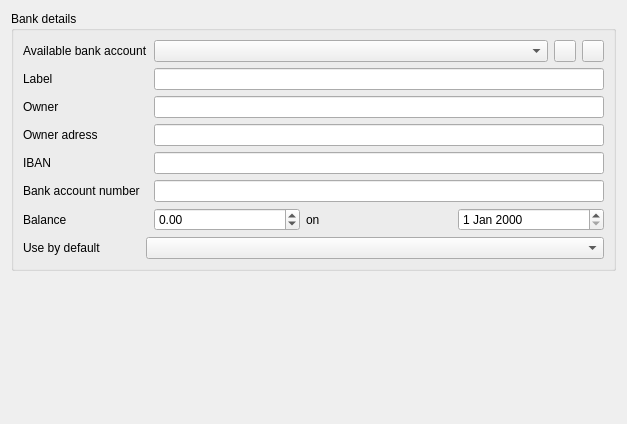
Qt form plugins/accountplugin/preferences/bankdetailspage.ui (FreeHealth/freehealth) before a commit.
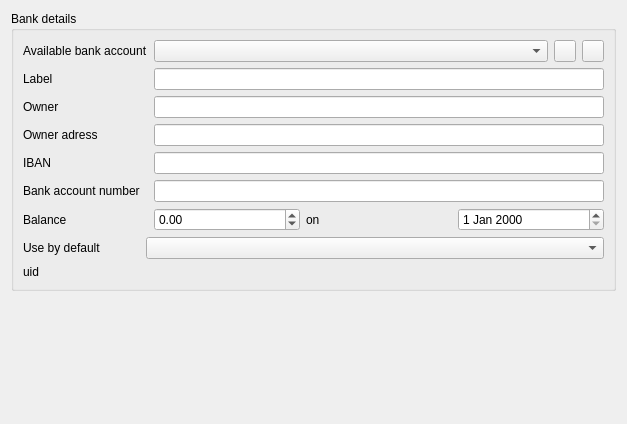
The same form after that commit.

Commit message: freeaccount : bug bank details fixed, bug ledger not already fixed

```diff
--- a/plugins/accountplugin/preferences/bankdetailspage.ui
+++ b/plugins/accountplugin/preferences/bankdetailspage.ui
@@ -14,7 +14,7 @@
    <string>Form</string>
   </property>
   <layout class="QGridLayout" name="gridLayout_2">
-   <item row="0" column="1">
+   <item row="0" column="1" rowspan="2">
     <widget class="QGroupBox" name="groupBox">
      <property name="title">
       <string>Bank details</string>
@@ -166,10 +166,24 @@
       <item row="7" column="1" colspan="2">
        <widget class="QComboBox" name="defaultCombo"/>
       </item>
+      <item row="8" column="0">
+       <widget class="QLabel" name="uid">
+        <property name="text">
+         <string>uid</string>
+        </property>
+       </widget>
+      </item>
+      <item row="8" column="1" colspan="2">
+       <widget class="QLabel" name="uidLabel">
+        <property name="text">
+         <string/>
+        </property>
+       </widget>
+      </item>
      </layout>
     </widget>
    </item>
-   <item row="1" column="1">
+   <item row="2" column="1">
     <spacer name="verticalSpacer">
      <property name="orientation">
       <enum>Qt::Vertical</enum>
```
The commit also changes 2 other files.
